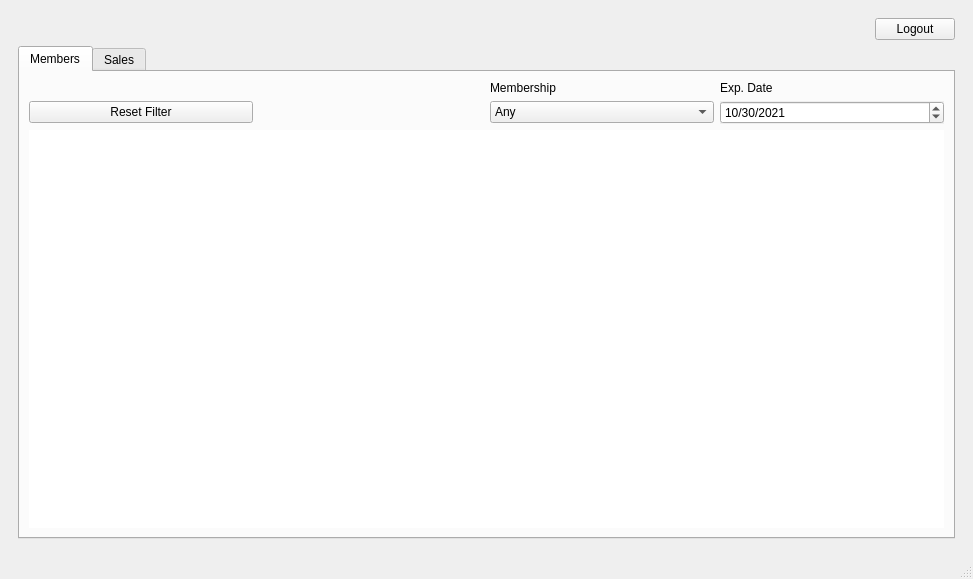
Above: BulkClub/mainwindow.ui from josharaedwards/CS1C-Project-2 before the change. Below: the same form after it.
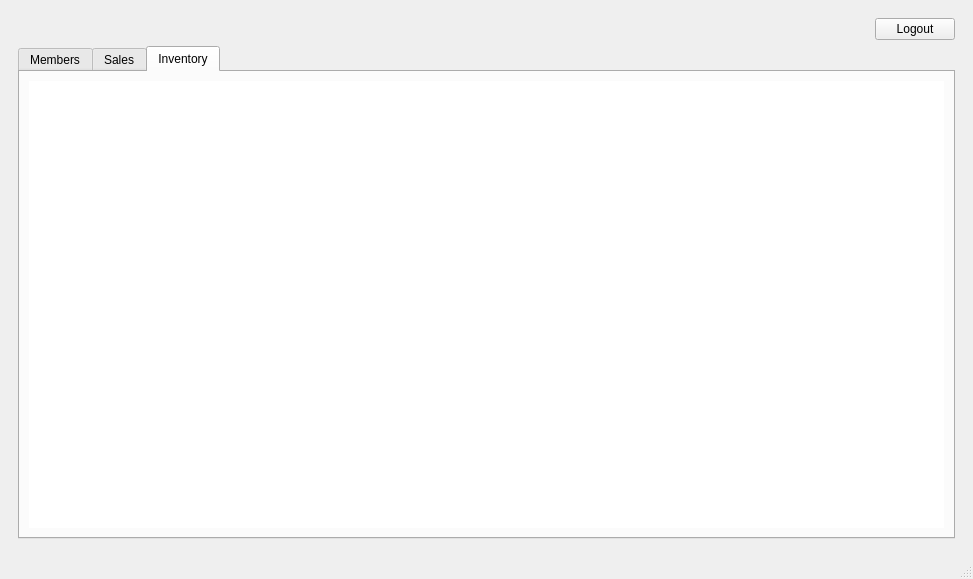
That is the form after the change. The open tabs and pages were chosen to show the change.

Commit message: added inventory tab & tableView

```diff
--- a/BulkClub/mainwindow.ui
+++ b/BulkClub/mainwindow.ui
@@ -337,6 +337,26 @@
             </item>
            </layout>
           </widget>
+          <widget class="QWidget" name="inventoryTab">
+           <attribute name="title">
+            <string>Inventory</string>
+           </attribute>
+           <layout class="QGridLayout" name="gridLayout_8">
+            <item row="0" column="0">
+             <widget class="QTableView" name="inventoryTableView">
+              <property name="frameShape">
+               <enum>QFrame::NoFrame</enum>
+              </property>
+              <property name="frameShadow">
+               <enum>QFrame::Plain</enum>
+              </property>
+              <property name="sortingEnabled">
+               <bool>true</bool>
+              </property>
+             </widget>
+            </item>
+           </layout>
+          </widget>
          </widget>
         </item>
        </layout>
```
The commit also changes 3 other files.
